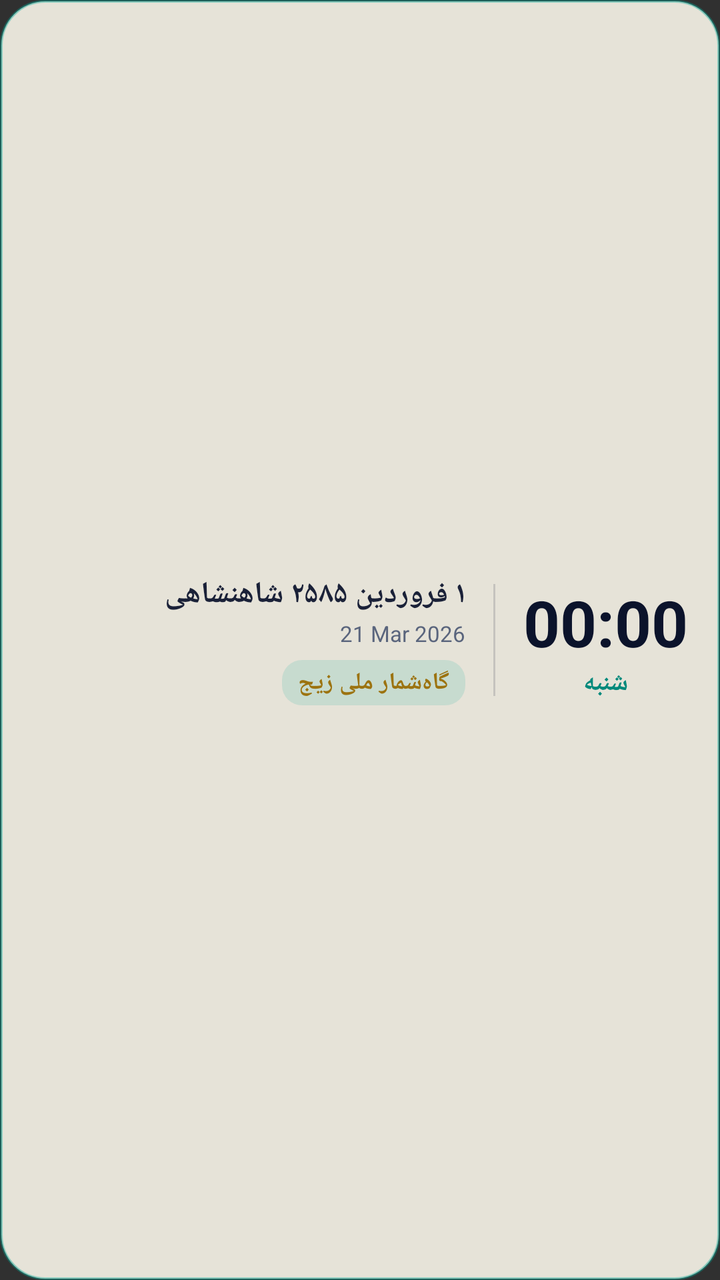
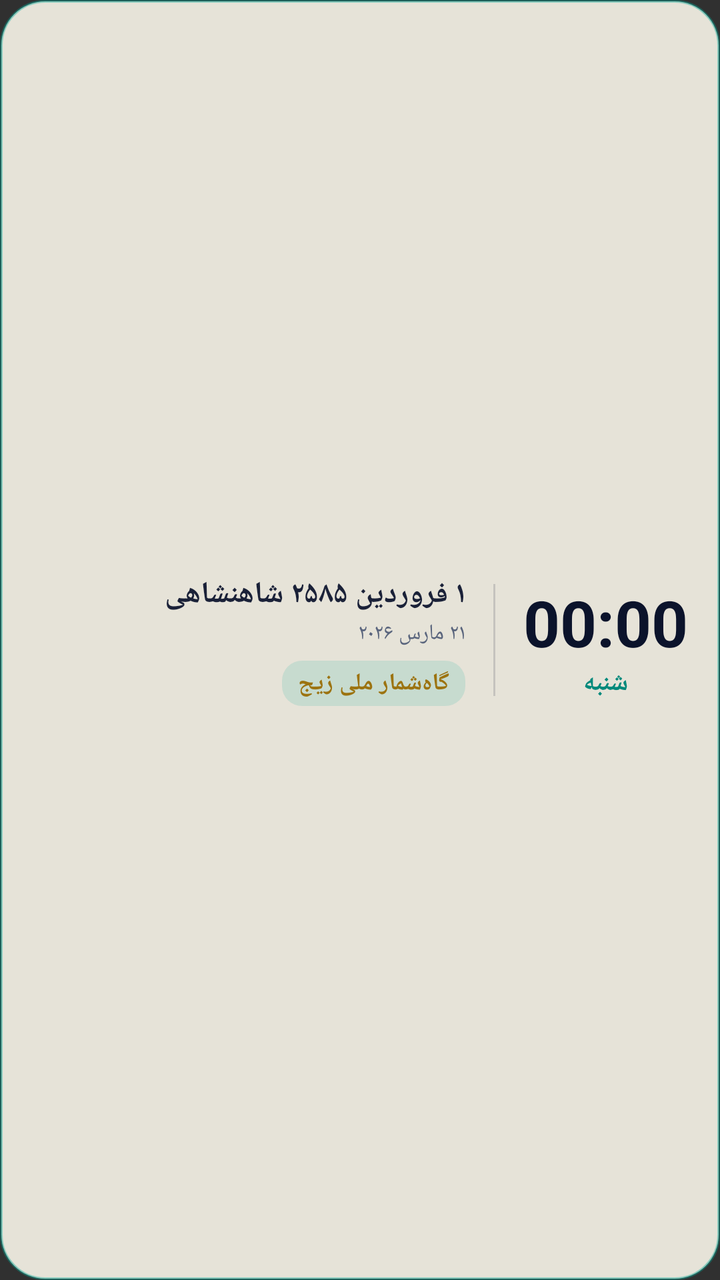

The first picture is an Android layout as it rendered before a commit; the second is the same layout after the commit. The layout source and the unified diff follow.
<!-- AndroidManifest.xml: application theme android:Theme.Material.NoActionBar -->
<!-- res/layout/widget_zij_light.xml -->
<?xml version="1.0" encoding="utf-8"?>
<LinearLayout xmlns:android="http://schemas.android.com/apk/res/android"
    android:id="@+id/widget_root"
    android:layout_width="match_parent"
    android:layout_height="match_parent"
    android:background="@drawable/bg_widget_light"
    android:gravity="center_vertical"
    android:layoutDirection="rtl"
    android:orientation="horizontal"
    android:padding="16dp">

    
    <LinearLayout
        android:layout_width="wrap_content"
        android:layout_height="wrap_content"
        android:gravity="center"
        android:orientation="vertical"
        android:paddingEnd="14dp">

        <TextClock
            android:id="@+id/widget_clock"
            android:layout_width="wrap_content"
            android:layout_height="wrap_content"
            android:format12Hour="HH:mm"
            android:format24Hour="HH:mm"
            android:textColor="#0B132B"
            android:textSize="32sp"
            android:textStyle="bold" />

        <TextView
            android:id="@+id/widget_weekday"
            android:layout_width="wrap_content"
            android:layout_height="wrap_content"
            android:text="شنبه"
            android:textColor="#00897B"
            android:textSize="13sp"
            android:textStyle="bold" />
    </LinearLayout>

    
    <FrameLayout
        android:layout_width="1dp"
        android:layout_height="56dp"
        android:background="#260B132B" />

    
    <LinearLayout
        android:layout_width="0dp"
        android:layout_height="wrap_content"
        android:layout_weight="1"
        android:orientation="vertical"
        android:paddingStart="14dp">

        <TextView
            android:id="@+id/widget_persian_date"
            android:layout_width="wrap_content"
            android:layout_height="wrap_content"
            android:ellipsize="end"
            android:maxLines="1"
            android:text="۱ فروردین ۲۵۸۵ شاهنشاهی"
            android:textColor="#1A2138"
            android:textSize="15sp"
            android:textStyle="bold" />

        <TextView
            android:id="@+id/widget_gregorian_date"
            android:layout_width="wrap_content"
            android:layout_height="wrap_content"
            android:layout_marginTop="2dp"
            android:text="21 Mar 2026"
            android:textColor="#5A657D"
            android:textSize="11sp" />

        <TextView
            android:id="@+id/widget_occasion"
            android:layout_width="wrap_content"
            android:layout_height="wrap_content"
            android:layout_marginTop="6dp"
            android:background="@drawable/bg_widget_badge_light"
            android:ellipsize="end"
            android:maxLines="1"
            android:paddingStart="8dp"
            android:paddingTop="3dp"
            android:paddingEnd="8dp"
            android:paddingBottom="3dp"
            android:text="گاه‌شمار ملی زیج"
            android:textColor="#9C7310"
            android:textSize="12sp"
            android:textStyle="bold" />
    </LinearLayout>

</LinearLayout>
<!-- resources referenced by this layout -->
<resources>
  <!-- drawable bg_widget_badge_light (drawable) -->
  <?xml version="1.0" encoding="utf-8"?>
  <shape xmlns:android="http://schemas.android.com/apk/res/android"
      android:shape="rectangle">
      <solid android:color="#2200A896" />
      <corners android:radius="10dp" />
  </shape>
  <!-- drawable bg_widget_light (drawable) -->
  <?xml version="1.0" encoding="utf-8"?>
  <shape xmlns:android="http://schemas.android.com/apk/res/android"
      android:shape="rectangle">
      <solid android:color="#EAF7F3E8" />
      <corners android:radius="22dp" />
      <stroke
          android:width="1.2dp"
          android:color="#6600A896" />
  </shape>
</resources>

<!-- the commit's change to res/layout/widget_zij_light.xml (unified diff, before → after) -->
@@ -9,7 +9,6 @@
     android:orientation="horizontal"
     android:padding="16dp">
 
-    
     <LinearLayout
         android:layout_width="wrap_content"
         android:layout_height="wrap_content"
@@ -37,13 +36,11 @@
             android:textStyle="bold" />
     </LinearLayout>
 
-    
     <FrameLayout
         android:layout_width="1dp"
         android:layout_height="56dp"
         android:background="#260B132B" />
 
-    
     <LinearLayout
         android:layout_width="0dp"
         android:layout_height="wrap_content"
@@ -67,7 +64,7 @@
             android:layout_width="wrap_content"
             android:layout_height="wrap_content"
             android:layout_marginTop="2dp"
-            android:text="21 Mar 2026"
+            android:text="۲۱ مارس ۲۰۲۶"
             android:textColor="#5A657D"
             android:textSize="11sp" />
 
@@ -88,5 +85,4 @@
             android:textSize="12sp"
             android:textStyle="bold" />
     </LinearLayout>
-
 </LinearLayout>
